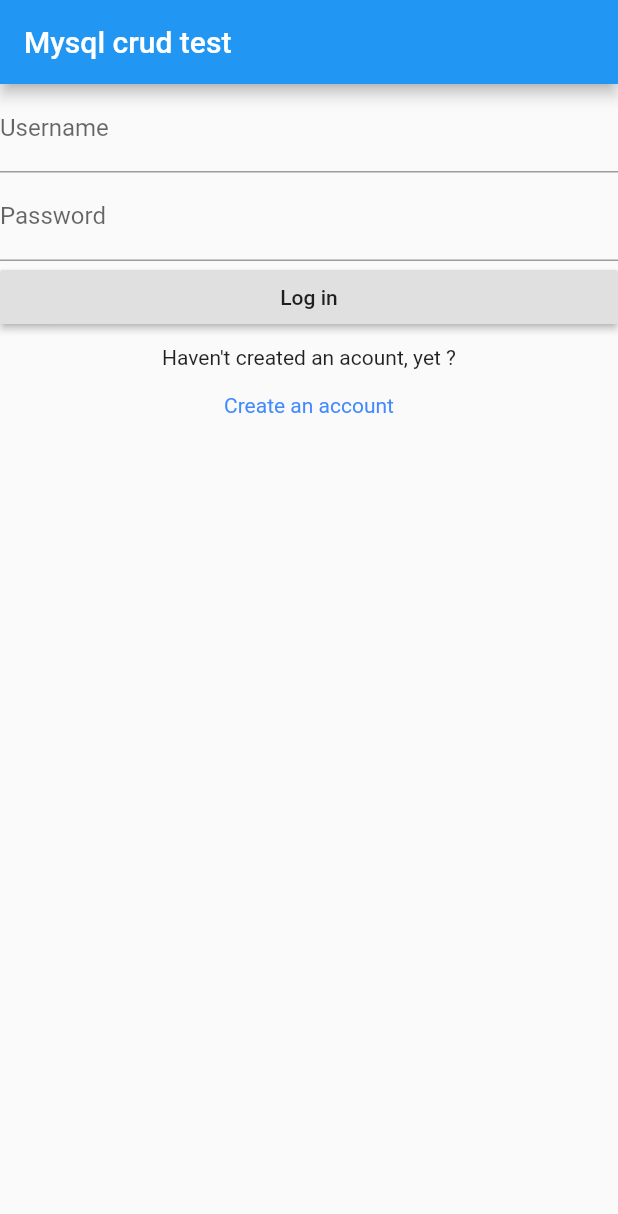
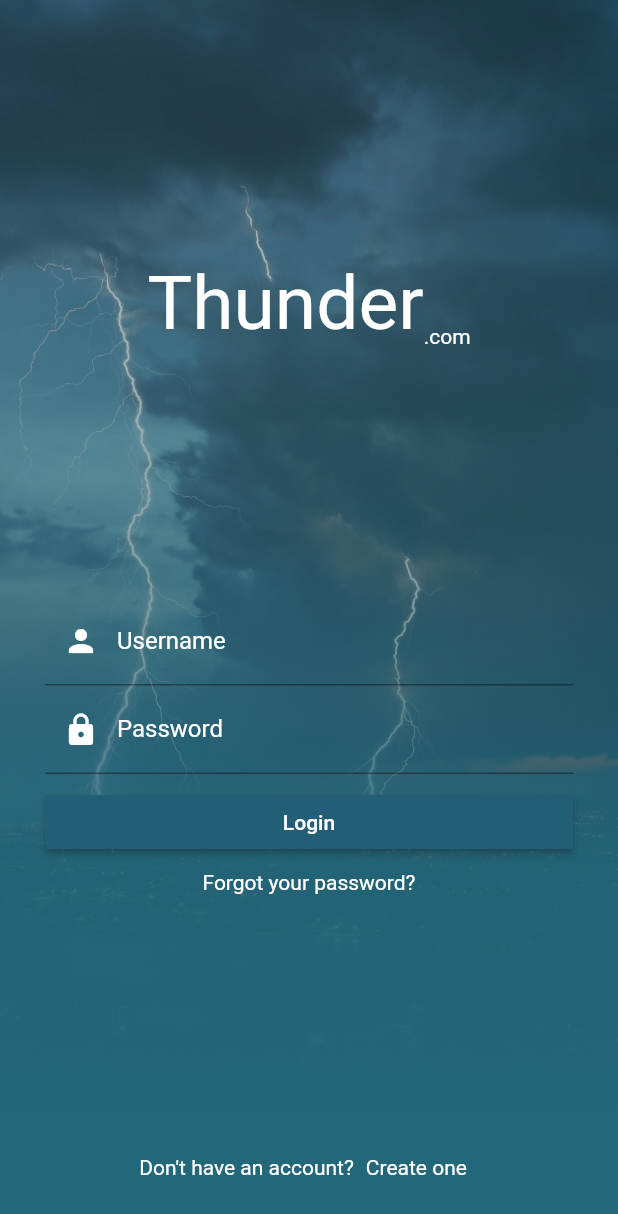
Before and after one commit to Blasanka/flutter_mysql, a Flutter app: the screen it shows after launch, on a phone screen of 412 x 824 dp. Shown: the top 1214 px of the screen. Run offline on Flutter 3.47's test engine with Material 2 defaults, Android fonts, the phone set to English and light mode, and no system bars.

Commit message:
Login design added

```diff
--- /dev/null
+++ b/lib/app_theme.dart
@@ -0,0 +1,18 @@
+
+
+import 'package:flutter/material.dart';
+
+ThemeData appTheme(BuildContext context) {
+  return Theme.of(context).copyWith(
+    primaryColor: Color(0xFF245D76),
+    hintColor: Colors.white,
+    buttonTheme: Theme.of(context).buttonTheme.copyWith(
+      buttonColor: Color(0xFF245D76),
+      textTheme: ButtonTextTheme.primary,
+    ),
+    textTheme: Theme.of(context).textTheme.copyWith(
+      subhead: new TextStyle(color: Colors.white),
+      body1: new TextStyle(color: Colors.white),
+    ),
+  );
+}
--- /dev/null
+++ b/lib/login.dart
@@ -0,0 +1,146 @@
+import 'package:flutter/material.dart';
+import 'package:mysqltest/app_theme.dart';
+
+class MyApp extends StatelessWidget {
+  @override
+  Widget build(BuildContext context) {
+    return MaterialApp(
+      title: "Login",
+      theme: appTheme(context),
+      home: LoginPage(),
+    );
+  }
+}
+
+class LoginPage extends StatefulWidget {
+  @override
+  _LoginPageState createState() => _LoginPageState();
+}
+
+class _LoginPageState extends State<LoginPage> {
+  Widget _buildLogo() {
+    return Row(
+      mainAxisAlignment: MainAxisAlignment.center,
+      crossAxisAlignment: CrossAxisAlignment.end,
+      children: <Widget>[
+        Text(
+          "Thunder",
+          style: TextStyle(fontSize: 50.0),
+        ),
+        Text(".com"),
+      ],
+    );
+  }
+
+  Widget _buildForm() {
+    return Padding(
+      padding: const EdgeInsets.symmetric(vertical: 8.0, horizontal: 30.0),
+      child: Form(
+        child: Column(
+          children: <Widget>[
+            TextFormField(
+              textAlign: TextAlign.center,
+              decoration: InputDecoration(
+                labelText: "Username",
+                prefixIcon: Icon(Icons.person, color: Colors.white),
+              ),
+            ),
+            TextFormField(
+              obscureText: true,
+              textAlign: TextAlign.center,
+              decoration: InputDecoration(
+                labelText: "Password",
+                prefixIcon: Icon(Icons.lock, color: Colors.white),
+              ),
+            ),
+            Padding(
+              padding: const EdgeInsets.symmetric(vertical: 8.0),
+              child: RaisedButton(
+                child: Row(
+                  children: <Widget>[
+                    Expanded(
+                      child: Center(child: Text('Login')),
+                    ),
+                  ],
+                ),
+                onPressed: () {},
+              ),
+            ),
+            InkWell(onTap: () {}, child: Text("Forgot your password?")),
+          ],
+        ),
+      ),
+    );
+  }
+
+  Widget _buildCreateAccount() {
+    return Row(
+      mainAxisAlignment: MainAxisAlignment.center,
+      children: <Widget>[
+        Text("Don't have an account?"),
+        Padding(
+          padding: const EdgeInsets.all(8.0),
+          child: InkWell(onTap: () {}, child: Text("Create one")),
+        ),
+      ],
+    );
+  }
+
+  Widget _buildContent() {
+    return ListView(
+      itemExtent: MediaQuery.of(context).size.height - 30,
+      children: [
+        Column(
+          mainAxisAlignment: MainAxisAlignment.spaceBetween,
+          children: <Widget>[
+            SizedBox(height: 15.0),
+            _buildLogo(),
+            _buildForm(),
+            _buildCreateAccount(),
+          ],
+        ),
+      ],
+    );
+  }
+
+  Widget _buildGradient() {
+    return Container(
+      decoration: BoxDecoration(
+        gradient: LinearGradient(
+          begin: Alignment.topCenter,
+          end: Alignment.bottomCenter,
+          stops: [0.1, 0.5, 0.7, 0.9],
+          colors: [
+            Color(0x5523677A),
+            Color(0x9923677A),
+            Color(0xEE23677A),
+            Color(0xFF23677A),
+          ],
+        ),
+      ),
+      child: _buildContent(),
+    );
+  }
+
+  @override
+  Widget build(BuildContext context) {
+    return Scaffold(
+      body: Stack(
+        fit: StackFit.expand,
+        children: <Widget>[
+          Image.asset(
+            'assets/images/background.jpg',
+            fit: BoxFit.cover,
+          ),
+          _buildGradient(),
+        ],
+      ),
+    );
+  }
+}
+
+//https://stackoverflow.com/questions/48424076/how-to-set-a-different-theme-for-a-screen
+//https://ericwindmill.com/posts/inherited_widget/
+//
+////expandable
+//https://stackoverflow.com/questions/50530152/how-to-create-expandable-listview-in-flutter
--- a/lib/main.dart
+++ b/lib/main.dart
@@ -1,26 +1,5 @@
 import 'package:flutter/material.dart';
-import 'package:mysqltest/routes/home_page.dart';
-import 'package:mysqltest/routes/login_page.dart';
-import 'package:mysqltest/routes/signup_page.dart';
+import 'package:mysqltest/login.dart';
+//import 'package:mysqltest/my_app.dart';
 
 void main() => runApp(MyApp());
-
-class MyApp extends StatelessWidget {
-  final routes = <String, WidgetBuilder>{
-    '/Login': (BuildContext context) => LoginPage(title: 'Log in'),
-    '/Signup': (BuildContext context) => SignupPage(title: 'Sign up'),
-    '/Home': (BuildContext context) => HomePage(title: 'Dashboard'),
-  };
-
-  @override
-  Widget build(BuildContext context) {
-    return MaterialApp(
-      title: 'Mysql crud test',
-      theme: ThemeData(
-        primarySwatch: Colors.blue,
-      ),
-      home: LoginPage(title: 'Mysql crud test'),
-      routes: routes,
-    );
-  }
-}
--- /dev/null
+++ b/lib/my_app.dart
@@ -0,0 +1,24 @@
+import 'package:flutter/material.dart';
+import 'package:mysqltest/routes/home_page.dart';
+import 'package:mysqltest/routes/login_page.dart';
+import 'package:mysqltest/routes/signup_page.dart';
+
+class MyApp extends StatelessWidget {
+  final routes = <String, WidgetBuilder>{
+    '/Login': (BuildContext context) => LoginPage(title: 'Log in'),
+    '/Signup': (BuildContext context) => SignupPage(title: 'Sign up'),
+    '/Home': (BuildContext context) => HomePage(title: 'Dashboard'),
+  };
+
+  @override
+  Widget build(BuildContext context) {
+    return MaterialApp(
+      title: 'Mysql crud test',
+      theme: ThemeData(
+        primarySwatch: Colors.blue,
+      ),
+      home: LoginPage(title: 'Mysql crud test'),
+      routes: routes,
+    );
+  }
+}
--- a/lib/routes/home_page.dart
+++ b/lib/routes/home_page.dart
@@ -24,18 +24,19 @@ class _HomePageState extends State<HomePage> {
   @override
   Widget build(BuildContext context) {
     return Scaffold(
+      key: _scaffoldKey,
       appBar: AppBar(
         title: Text(widget.title),
       ),
       body: FutureBuilder<List> (
-        future: fetchData(),
+        future: _fetchData(),
         builder: (context, snapshot) {
           if (snapshot.hasError) print(snapshot.error);
-          return snapshot.hasData ? Text(snapshot.data[0]['title']) : SizedBox(),
+          return snapshot.hasData ? Text(snapshot.data[0]['title']) : SizedBox();
         }
       ),
       floatingActionButton: FloatingActionButton(
-        onPressed: _login,
+        onPressed: null,
         tooltip: 'Increment',
         child: Icon(Icons.add),
       ),
--- a/lib/routes/signup_page.dart
+++ b/lib/routes/signup_page.dart
@@ -1,4 +1,3 @@
-import 'dart:convert';
 import 'package:http/http.dart' as http;
 
 import 'package:flutter/material.dart';
@@ -49,6 +48,7 @@ class _SignupPageState extends State<SignupPage> {
   @override
   Widget build(BuildContext context) {
     return Scaffold(
+      key: _scaffoldKey,
       appBar: AppBar(
         title: Text(widget.title),
       ),
--- a/pubspec.yaml
+++ b/pubspec.yaml
@@ -38,9 +38,8 @@ flutter:
   uses-material-design: true
 
   # To add assets to your application, add an assets section, like this:
-  # assets:
-  #  - images/a_dot_burr.jpeg
-  #  - images/a_dot_ham.jpeg
+  assets:
+    - assets/images/background.jpg
 
   # An image asset can refer to one or more resolution-specific "variants", see
   # https://flutter.io/assets-and-images/#resolution-aware.
```
Also changed, not shown: assets/images/background.jpg (added), 1 other file.
